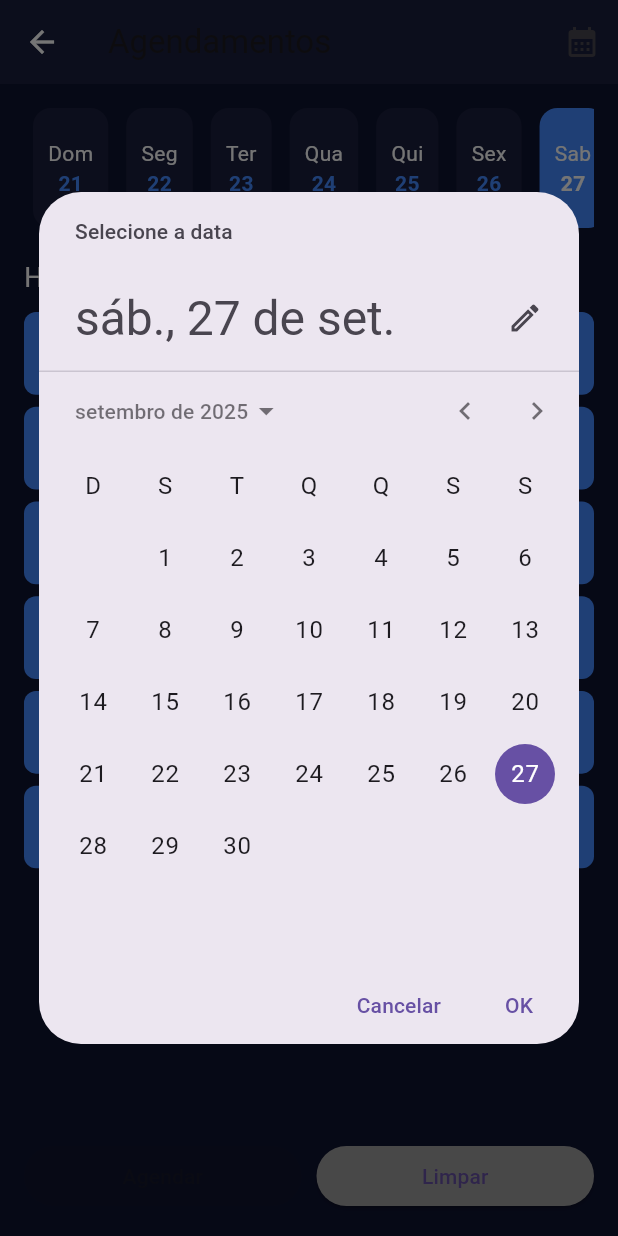
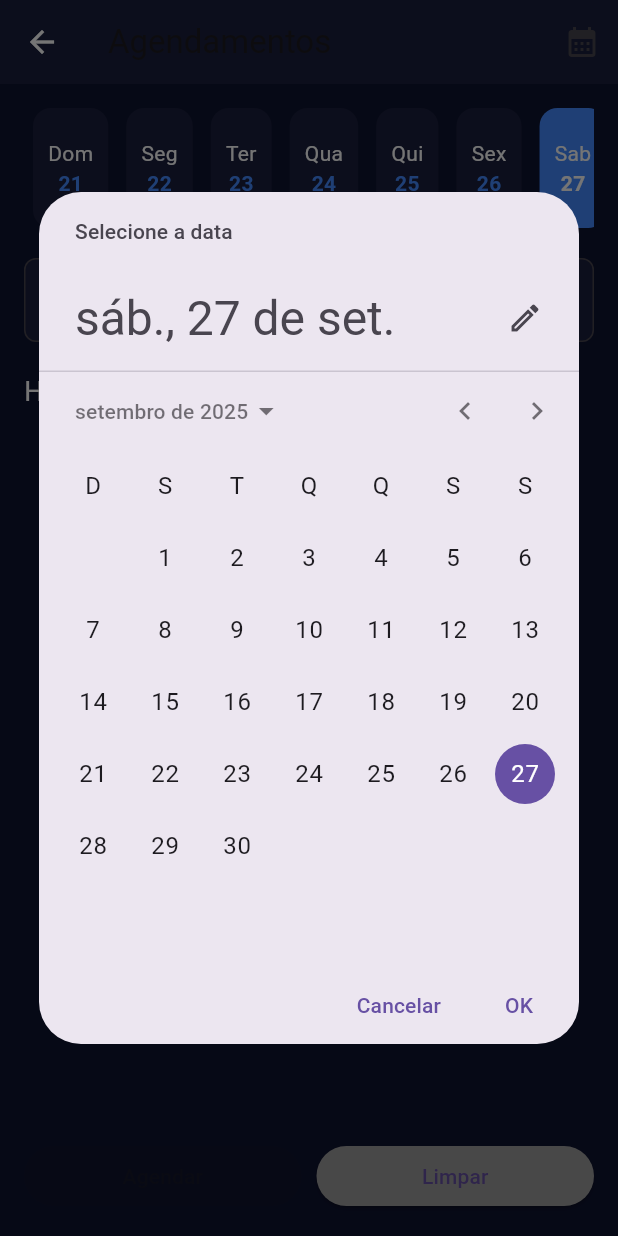
Before and after one commit to paulo-kaue4/One-Tec, a Flutter app: the AgendamentoPage screen opened directly, after a tap on the "calendar month" icon, on a phone screen of 412 x 824 dp. Run offline on Flutter 3.47's test engine with Material 3 defaults, Android fonts, the phone set to English and light mode, and no system bars; our stand-ins replace fl_chart, supabase_flutter; accounts and stored records are empty.

```diff
--- a/lib/pages/agendamento_page.dart
+++ b/lib/pages/agendamento_page.dart
@@ -1,6 +1,10 @@
+import 'dart:async';
 import 'package:caixa_flutter/pages/tela_inicial.dart';
 import 'package:flutter/material.dart';
+import 'package:supabase_flutter/supabase_flutter.dart';
 import '../widgets/app_drawer.dart';
+
+final supabase = Supabase.instance.client;
 
 class AgendamentoPage extends StatefulWidget {
   const AgendamentoPage({Key? key}) : super(key: key);
@@ -12,18 +16,81 @@ class AgendamentoPage extends StatefulWidget {
 class _AgendamentoPageState extends State<AgendamentoPage> {
   DateTime _dataSelecionada = DateTime.now();
   String? _horarioSelecionado;
+  final TextEditingController _descricaoController = TextEditingController();
 
-  // Lista de horários fixos
-  final List<String> horarios = [
-    "08:00", "08:30", "09:00",
-    "09:30", "10:00", "10:30",
-    "11:00", "11:30", "13:30",
-    "14:00", "14:30", "15:00",
-    "15:30", "16:00", "16:30",
-    "17:00", "17:30", "18:00",
-  ];
+  List<String> _horario = []; // Agora será carregado do banco
+  Map<String, String> _horariosOcupados = {};
 
-  // Abre o calendário mensal
+  @override
+  void initState() {
+    super.initState();
+    _carregarHorarios();
+    _carregarHorariosOcupados();
+  }
+
+  @override
+  void dispose() {
+    _descricaoController.dispose();
+    super.dispose();
+  }
+
+  // Formatar data para YYYY-MM-DD
+  String _formatarData(DateTime dt) {
+    return "${dt.year.toString().padLeft(4, '0')}-"
+           "${dt.month.toString().padLeft(2, '0')}-"
+           "${dt.day.toString().padLeft(2, '0')}";
+  }
+
+  // Formatar hora HH:MM:SS -> HH:MM
+  String _formatarHora(String hora) {
+    final partes = hora.split(":");
+    final hh = partes[0].padLeft(2, '0');
+    final mm = partes[1].padLeft(2, '0');
+    return "$hh:$mm";
+  }
+
+  // Carregar horários da tabela "horario"
+  Future<void> _carregarHorarios() async {
+    try {
+      final response = await supabase.from('horario').select('hora');
+      final List dataList = response as List;
+      setState(() {
+        _horario = [for (var e in dataList) e['hora'] as String];
+      });
+    } catch (e) {
+      setState(() {
+        _horario = [];
+      });
+    }
+  }
+
+  // Carregar horários ocupados da tabela "agendamento"
+  Future<void> _carregarHorariosOcupados() async {
+    final dataStr = _formatarData(_dataSelecionada);
+    try {
+      final response = await supabase
+          .from('agendamento')
+          .select('hh_mm, descricao')
+          .eq('dd_mm_aa', dataStr);
+
+      final List dataList = response as List;
+      setState(() {
+        _horariosOcupados = {
+          for (var e in dataList) e['hh_mm'] as String: e['descricao'] as String
+        };
+        // Limpa seleção somente se o horário já estiver ocupado
+        if (_horarioSelecionado != null &&
+            _horariosOcupados.containsKey(_horarioSelecionado)) {
+          _horarioSelecionado = null;
+        }
+      });
+    } catch (e) {
+      setState(() {
+        _horariosOcupados = {};
+      });
+    }
+  }
+
   Future<void> _abrirCalendario() async {
     final DateTime? picked = await showDatePicker(
       context: context,
@@ -36,13 +103,41 @@ class _AgendamentoPageState extends State<AgendamentoPage> {
       setState(() {
         _dataSelecionada = picked;
       });
+      await _carregarHorariosOcupados();
     }
   }
 
-  // Gera a semana atual (7 dias a partir do domingo/segunda)
   List<DateTime> _diasDaSemana(DateTime date) {
     final inicioSemana = date.subtract(Duration(days: date.weekday % 7));
-    return List.generate(7, (i) => inicioSemana.add(Duration(days: i)));
+    return List.generate(30, (i) => inicioSemana.add(Duration(days: i)));
+  }
+
+  Future<void> _salvarAgendamento() async {
+    if (_horarioSelecionado == null || _descricaoController.text.isEmpty) return;
+
+    try {
+      await supabase.from('agendamento').insert({
+        'dd_mm_aa': _formatarData(_dataSelecionada),
+        'hh_mm': _horarioSelecionado,
+        'descricao': _descricaoController.text,
+      });
+
+      setState(() {
+        _horariosOcupados[_horarioSelecionado!] = _descricaoController.text;
+        _horarioSelecionado = null;
+        _descricaoController.clear();
+      });
+
+      if (!mounted) return;
+      ScaffoldMessenger.of(context).showSnackBar(
+        const SnackBar(content: Text("Agendamento salvo com sucesso!")),
+      );
+    } catch (e) {
+      if (!mounted) return;
+      ScaffoldMessenger.of(context).showSnackBar(
+        SnackBar(content: Text("Erro ao salvar: $e")),
+      );
+    }
   }
 
   @override
@@ -55,7 +150,7 @@ class _AgendamentoPageState extends State<AgendamentoPage> {
         title: const Text("Agendamentos"),
         leading: IconButton(
           icon: const Icon(Icons.arrow_back, color: Colors.white),
-            onPressed: () => Navigator.pushAndRemoveUntil(
+          onPressed: () => Navigator.pushAndRemoveUntil(
             context,
             MaterialPageRoute(builder: (_) => const TelaInicial()),
             (route) => false,
@@ -87,10 +182,12 @@ class _AgendamentoPageState extends State<AgendamentoPage> {
                       dia.month == _dataSelecionada.month &&
                       dia.year == _dataSelecionada.year;
                   return GestureDetector(
-                    onTap: () {
+                    onTap: () async {
                       setState(() {
                         _dataSelecionada = dia;
+                        _horarioSelecionado = null;
                       });
+                      await _carregarHorariosOcupados();
                     },
                     child: Container(
                       margin: const EdgeInsets.symmetric(horizontal: 6),
@@ -127,13 +224,29 @@ class _AgendamentoPageState extends State<AgendamentoPage> {
             ),
 
             const SizedBox(height: 20),
+
+            TextField(
+              controller: _descricaoController,
+              style: const TextStyle(color: Colors.white),
+              decoration: InputDecoration(
+                labelText: "Descrição",
+                labelStyle: const TextStyle(color: Colors.white),
+                filled: true,
+                fillColor: const Color(0xFF1A1F3C),
+                border: OutlineInputBorder(
+                  borderRadius: BorderRadius.circular(8),
+                ),
+              ),
+            ),
+
+            const SizedBox(height: 20),
+
             const Text(
               "Horários disponíveis",
               style: TextStyle(color: Colors.white, fontSize: 18),
             ),
             const SizedBox(height: 10),
 
-            // Grid de horários
             Expanded(
               child: GridView.builder(
                 gridDelegate: const SliverGridDelegateWithFixedCrossAxisCount(
@@ -142,50 +255,53 @@ class _AgendamentoPageState extends State<AgendamentoPage> {
                   crossAxisSpacing: 8,
                   mainAxisSpacing: 8,
                 ),
-                itemCount: horarios.length,
+                itemCount: _horario.length,
                 itemBuilder: (context, index) {
-                  final hora = horarios[index];
+                  final hora = _horario[index];
+                  final descricao = _horariosOcupados[hora];
+                  final ocupada = descricao != null;
                   final selecionado = hora == _horarioSelecionado;
+
+                  Widget botao = Container(
+                    alignment: Alignment.center,
+                    decoration: BoxDecoration(
+                      color: ocupada
+                          ? Colors.grey
+                          : (selecionado ? Colors.green : Colors.blueAccent),
+                      borderRadius: BorderRadius.circular(8),
+                    ),
+                    child: Text(
+                      _formatarHora(hora), // <-- Aqui aplicamos HH:MM
+                      style: const TextStyle(color: Colors.white),
+                    ),
+                  );
+
+                  if (ocupada) {
+                    botao = Tooltip(message: descricao, child: botao);
+                  }
+
                   return GestureDetector(
-                    onTap: () {
-                      setState(() {
-                        _horarioSelecionado = hora;
-                      });
-                    },
-                    child: Container(
-                      alignment: Alignment.center,
-                      decoration: BoxDecoration(
-                        color: selecionado
-                            ? Colors.green
-                            : Colors.blueAccent,
-                        borderRadius: BorderRadius.circular(8),
-                      ),
-                      child: Text(
-                        hora,
-                        style: const TextStyle(color: Colors.white),
-                      ),
-                    ),
+                    onTap: ocupada
+                        ? null
+                        : () {
+                            setState(() {
+                              _horarioSelecionado = hora;
+                            });
+                          },
+                    child: botao,
                   );
                 },
               ),
             ),
 
-            // Botões
             Row(
               children: [
                 Expanded(
                   child: ElevatedButton(
-                    onPressed: _horarioSelecionado == null
+                    onPressed: _horarioSelecionado == null ||
+                            _descricaoController.text.isEmpty
                         ? null
-                        : () {
-                            ScaffoldMessenger.of(context).showSnackBar(
-                              SnackBar(
-                                content: Text(
-                                  "Agendado ${_horarioSelecionado!} em ${_dataSelecionada.day}/${_dataSelecionada.month}",
-                                ),
-                              ),
-                            );
-                          },
+                        : _salvarAgendamento,
                     style: ElevatedButton.styleFrom(
                       backgroundColor: Colors.green,
                     ),
@@ -198,6 +314,7 @@ class _AgendamentoPageState extends State<AgendamentoPage> {
                     onPressed: () {
                       setState(() {
                         _horarioSelecionado = null;
+                        _descricaoController.clear();
                       });
                     },
                     style: ElevatedButton.styleFrom(
```
